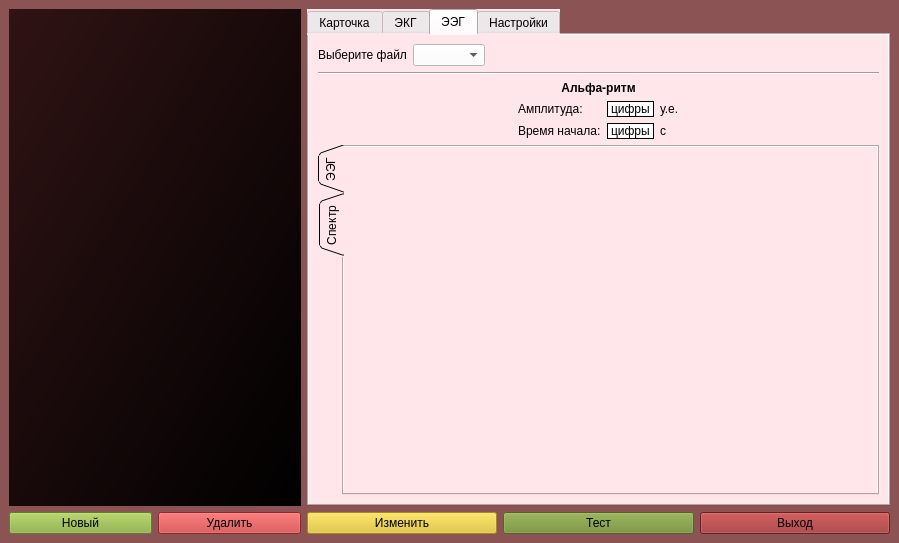
Old version of the form design.ui in the repository egorguslyan/kvantoriada.
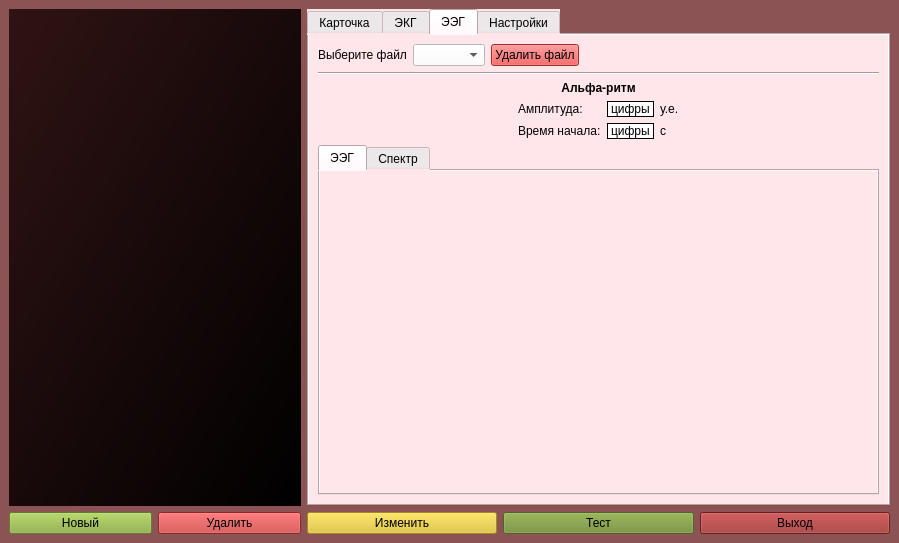
New version of the form. The open tabs and pages were chosen to show the change. Icons and pictures are not drawn. Custom widgets are drawn as their Qt base class.

Commit message: Update GUI script (add deleting files)

What changed in the file:
```diff
--- a/design.ui
+++ b/design.ui
@@ -1155,6 +1155,16 @@
               </property>
              </widget>
             </item>
+            <item>
+             <widget class="QPushButton" name="deleteFile_2">
+              <property name="styleSheet">
+               <string notr="true">background-color:rgb(229, 62, 62)</string>
+              </property>
+              <property name="text">
+               <string>Удалить файл</string>
+              </property>
+             </widget>
+            </item>
             <item>
              <spacer name="horizontalSpacer_6">
               <property name="orientation">
@@ -1308,10 +1318,10 @@
           <item>
            <widget class="QTabWidget" name="tabWidget">
             <property name="tabPosition">
-             <enum>QTabWidget::West</enum>
+             <enum>QTabWidget::North</enum>
             </property>
             <property name="tabShape">
-             <enum>QTabWidget::Triangular</enum>
+             <enum>QTabWidget::Rounded</enum>
             </property>
             <property name="currentIndex">
              <number>0</number>
```
Left out of the diff: 10 changed lines with no effect on the pictures. The commit also changes 7 other files.
